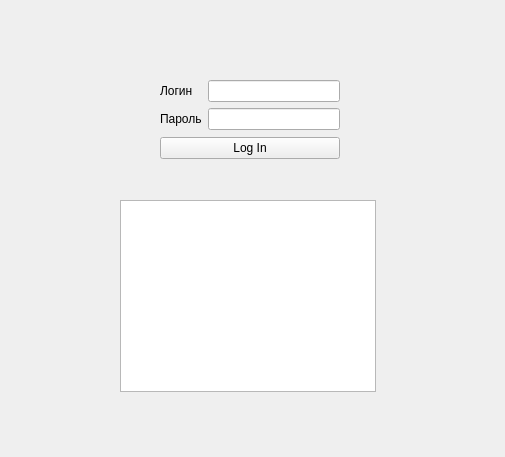
Helobaka/QtProject, file authentication.ui: the form before one commit.
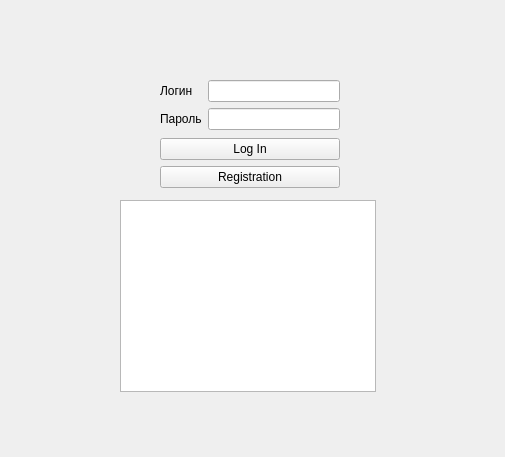
The form after the commit.

Commit message: Добавил заготовку формы регистрации

Diff of the .ui file:
```diff
--- a/authentication.ui
+++ b/authentication.ui
@@ -23,13 +23,13 @@
     </rect>
    </property>
   </widget>
-  <widget class="QWidget" name="">
+  <widget class="QWidget" name="layoutWidget">
    <property name="geometry">
     <rect>
      <x>160</x>
      <y>80</y>
      <width>180</width>
-     <height>79</height>
+     <height>108</height>
     </rect>
    </property>
    <layout class="QVBoxLayout" name="verticalLayout">
@@ -64,6 +64,13 @@
       </property>
      </widget>
     </item>
+    <item>
+     <widget class="QPushButton" name="Registration">
+      <property name="text">
+       <string>Registration</string>
+      </property>
+     </widget>
+    </item>
    </layout>
   </widget>
  </widget>
```
The commit also changes 6 other files.
